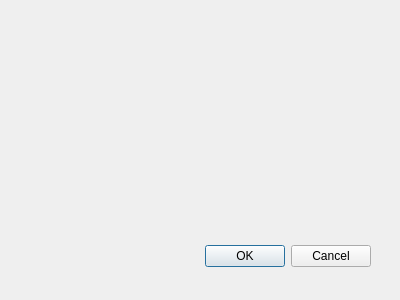
yuekeyuans/dictProject, file extra/createdictdialog.ui: the form before one commit.
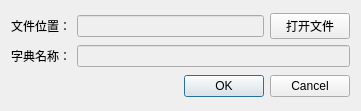
The form after the commit.

The edit to the form file:
```diff
--- a/extra/createdictdialog.ui
+++ b/extra/createdictdialog.ui
@@ -8,29 +8,72 @@
    <rect>
     <x>0</x>
     <y>0</y>
-    <width>400</width>
-    <height>300</height>
+    <width>361</width>
+    <height>111</height>
    </rect>
   </property>
   <property name="windowTitle">
    <string>Dialog</string>
   </property>
-  <widget class="QDialogButtonBox" name="buttonBox">
-   <property name="geometry">
-    <rect>
-     <x>30</x>
-     <y>240</y>
-     <width>341</width>
-     <height>32</height>
-    </rect>
-   </property>
-   <property name="orientation">
-    <enum>Qt::Horizontal</enum>
-   </property>
-   <property name="standardButtons">
-    <set>QDialogButtonBox::Cancel|QDialogButtonBox::Ok</set>
-   </property>
-  </widget>
+  <layout class="QVBoxLayout" name="verticalLayout">
+   <item>
+    <layout class="QVBoxLayout" name="verticalLayout_2">
+     <item>
+      <layout class="QHBoxLayout" name="horizontalLayout_3">
+       <item>
+        <widget class="QLabel" name="label_2">
+         <property name="text">
+          <string>文件位置：</string>
+         </property>
+        </widget>
+       </item>
+       <item>
+        <widget class="QLineEdit" name="path">
+         <property name="enabled">
+          <bool>false</bool>
+         </property>
+        </widget>
+       </item>
+       <item>
+        <widget class="QPushButton" name="openFile">
+         <property name="text">
+          <string>打开文件</string>
+         </property>
+        </widget>
+       </item>
+      </layout>
+     </item>
+     <item>
+      <layout class="QHBoxLayout" name="horizontalLayout_2">
+       <item>
+        <widget class="QLabel" name="label">
+         <property name="text">
+          <string>字典名称：</string>
+         </property>
+        </widget>
+       </item>
+       <item>
+        <widget class="QLineEdit" name="name">
+         <property name="enabled">
+          <bool>false</bool>
+         </property>
+        </widget>
+       </item>
+      </layout>
+     </item>
+    </layout>
+   </item>
+   <item>
+    <widget class="QDialogButtonBox" name="buttonBox">
+     <property name="orientation">
+      <enum>Qt::Horizontal</enum>
+     </property>
+     <property name="standardButtons">
+      <set>QDialogButtonBox::Cancel|QDialogButtonBox::Ok</set>
+     </property>
+    </widget>
+   </item>
+  </layout>
  </widget>
  <pixmapfunction/>
  <resources/>
```
Left out of the diff: 21 changed lines with no effect on the pictures.
